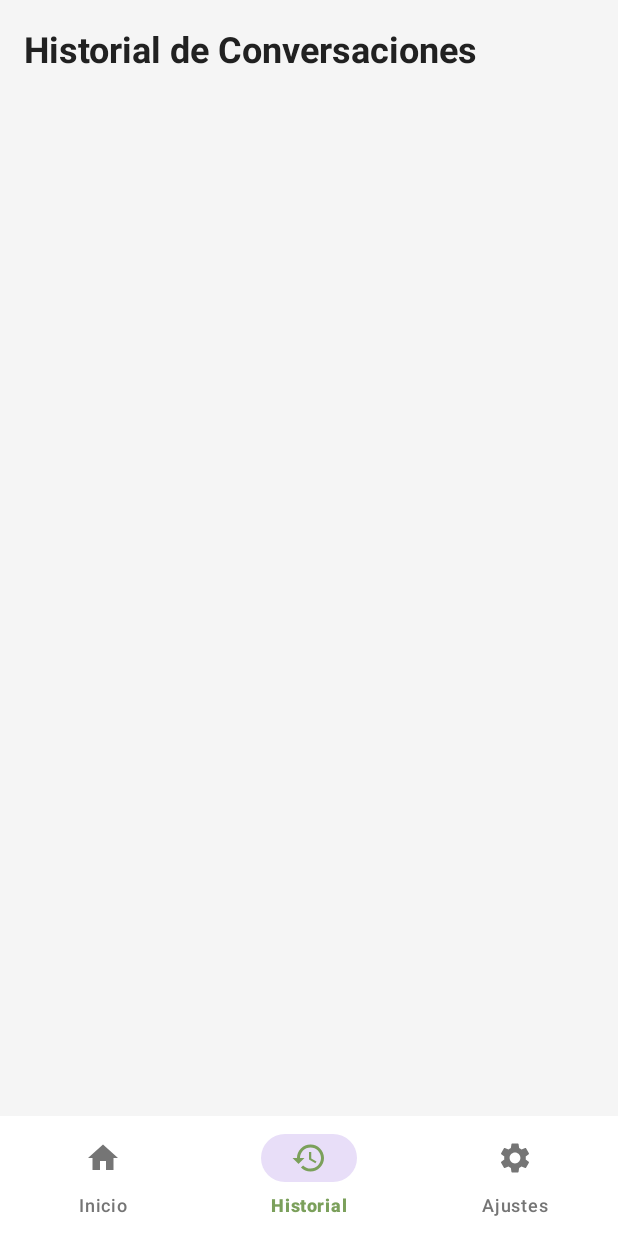
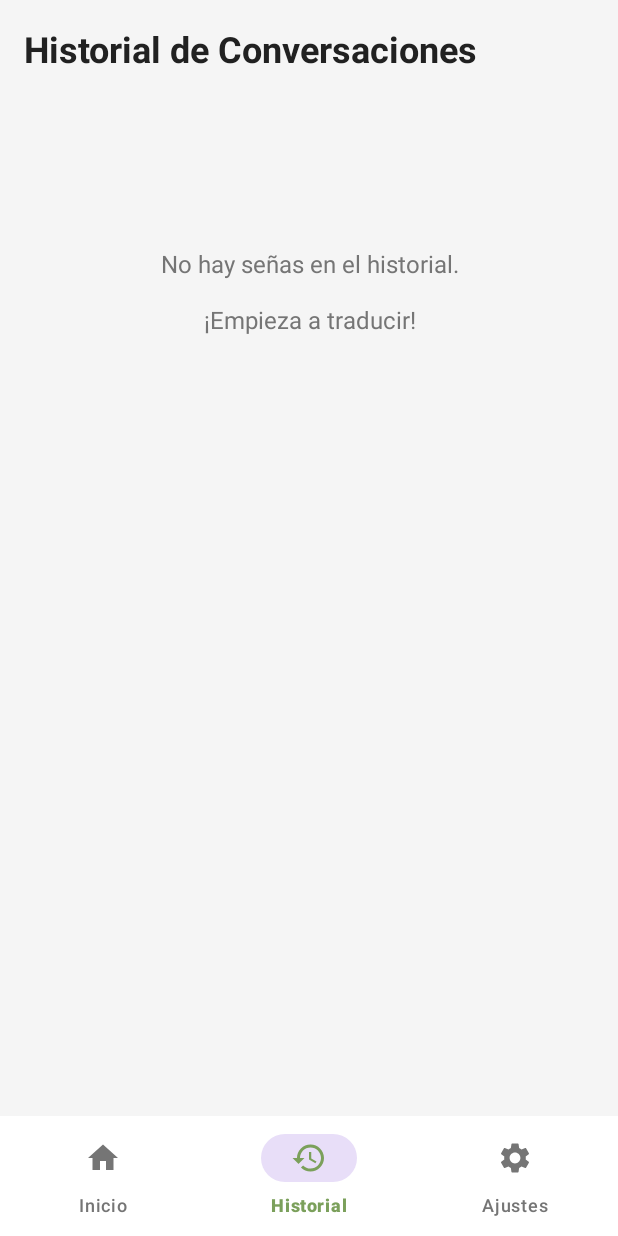
Before and after one commit to acruz6235-wq/interprete_LSM, an Android app: the screen it shows after launch (MainActivity), item 2 of the bottom bar chosen, on a phone screen of 412 x 824 dp. Run offline under Robolectric (Android 15) with nearby library versions, the light colour scheme and no system bars; our stand-ins replace Room's generated code.

Commit message:
implementacion de historial

```diff
--- /dev/null
+++ b/app/src/main/java/com/example/interpretels/adapters/HistoryAdapter.java
@@ -0,0 +1,78 @@
+package com.example.interpretels.adapters;
+
+import android.content.Context;
+import android.view.LayoutInflater;
+import android.view.View;
+import android.view.ViewGroup;
+import android.widget.TextView;
+import androidx.annotation.NonNull;
+import androidx.recyclerview.widget.RecyclerView;
+import com.example.interpretels.R;
+import com.example.interpretels.models.SignHistory;
+import java.text.SimpleDateFormat;
+import java.util.Date;
+import java.util.List;
+import java.util.Locale;
+
+public class HistoryAdapter extends RecyclerView.Adapter<HistoryAdapter.HistoryViewHolder> {
+
+    private List<SignHistory> historyList;
+    private Context context;
+    private SimpleDateFormat dateFormat;
+
+    public HistoryAdapter(Context context, List<SignHistory> historyList) {
+        this.context = context;
+        this.historyList = historyList;
+        this.dateFormat = new SimpleDateFormat("HH:mm:ss", Locale.getDefault());
+    }
+
+    @NonNull
+    @Override
+    public HistoryViewHolder onCreateViewHolder(@NonNull ViewGroup parent, int viewType) {
+        View view = LayoutInflater.from(context).inflate(R.layout.item_history, parent, false);
+        return new HistoryViewHolder(view);
+    }
+
+    @Override
+    public void onBindViewHolder(@NonNull HistoryViewHolder holder, int position) {
+        SignHistory history = historyList.get(position);
+
+        // Mostrar nombre de la seña
+        holder.tvSignName.setText(history.getSignName());
+
+        // Mostrar contador si es mayor a 1
+        if (history.getCount() > 1) {
+            holder.tvCount.setText("x" + history.getCount());
+            holder.tvCount.setVisibility(View.VISIBLE);
+        } else {
+            holder.tvCount.setVisibility(View.GONE);
+        }
+
+        // Mostrar hora
+        String time = dateFormat.format(new Date(history.getTimestamp()));
+        holder.tvTime.setText(time);
+    }
+
+    @Override
+    public int getItemCount() {
+        return historyList.size();
+    }
+
+    public void updateData(List<SignHistory> newHistory) {
+        this.historyList = newHistory;
+        notifyDataSetChanged();
+    }
+
+    static class HistoryViewHolder extends RecyclerView.ViewHolder {
+        TextView tvSignName;
+        TextView tvCount;
+        TextView tvTime;
+
+        public HistoryViewHolder(@NonNull View itemView) {
+            super(itemView);
+            tvSignName = itemView.findViewById(R.id.tvSignName);
+            tvCount = itemView.findViewById(R.id.tvCount);
+            tvTime = itemView.findViewById(R.id.tvTime);
+        }
+    }
+}
--- a/app/src/main/java/com/example/interpretels/database/AppDatabase.java
+++ b/app/src/main/java/com/example/interpretels/database/AppDatabase.java
@@ -5,13 +5,15 @@ import androidx.room.Database;
 import androidx.room.Room;
 import androidx.room.RoomDatabase;
 import com.example.interpretels.models.Sign;
+import com.example.interpretels.models.SignHistory;  // ← AGREGAR
 
-@Database(entities = {Sign.class}, version = 1, exportSchema = false)
+@Database(entities = {Sign.class, SignHistory.class}, version = 2, exportSchema = false)  // ← CAMBIAR version a 2
 public abstract class AppDatabase extends RoomDatabase {
 
     private static AppDatabase instance;
 
     public abstract SignDao signDao();
+    public abstract SignHistoryDao signHistoryDao();  // ← AGREGAR
 
     public static synchronized AppDatabase getInstance(Context context) {
         if (instance == null) {
@@ -20,6 +22,7 @@ public abstract class AppDatabase extends RoomDatabase {
                             AppDatabase.class,
                             "sign_language_database"
                     )
+                    .fallbackToDestructiveMigration()  // ← AGREGAR (borra datos al actualizar versión)
                     .allowMainThreadQueries()
                     .build();
         }
--- /dev/null
+++ b/app/src/main/java/com/example/interpretels/database/SignHistoryDao.java
@@ -0,0 +1,29 @@
+package com.example.interpretels.database;
+
+import androidx.room.Dao;
+import androidx.room.Insert;
+import androidx.room.Query;
+import com.example.interpretels.models.SignHistory;
+import java.util.List;
+
+@Dao
+public interface SignHistoryDao {
+
+    @Insert
+    void insert(SignHistory history);
+
+    @Query("SELECT * FROM sign_history ORDER BY timestamp DESC")
+    List<SignHistory> getAllHistory();
+
+    @Query("SELECT * FROM sign_history WHERE sessionId = :sessionId ORDER BY timestamp ASC")
+    List<SignHistory> getHistoryBySession(String sessionId);
+
+    @Query("SELECT DISTINCT sessionId FROM sign_history ORDER BY timestamp DESC")
+    List<String> getAllSessions();
+
+    @Query("DELETE FROM sign_history")
+    void deleteAll();
+
+    @Query("DELETE FROM sign_history WHERE sessionId = :sessionId")
+    void deleteSession(String sessionId);
+}
--- a/app/src/main/java/com/example/interpretels/fragments/HistorialFragment.java
+++ b/app/src/main/java/com/example/interpretels/fragments/HistorialFragment.java
@@ -4,12 +4,26 @@ import android.os.Bundle;
 import android.view.LayoutInflater;
 import android.view.View;
 import android.view.ViewGroup;
+import android.widget.TextView;
 import androidx.annotation.NonNull;
 import androidx.annotation.Nullable;
 import androidx.fragment.app.Fragment;
+import androidx.recyclerview.widget.LinearLayoutManager;
+import androidx.recyclerview.widget.RecyclerView;
 import com.example.interpretels.R;
+import com.example.interpretels.adapters.HistoryAdapter;
+import com.example.interpretels.database.AppDatabase;
+import com.example.interpretels.models.SignHistory;
+import com.google.android.material.button.MaterialButton;
+import java.util.ArrayList;
+import java.util.List;
 
 public class HistorialFragment extends Fragment {
+
+    private RecyclerView recyclerView;
+    private HistoryAdapter adapter;
+    private TextView tvEmpty;
+    private MaterialButton btnClear;
 
     @Nullable
     @Override
@@ -18,4 +32,65 @@ public class HistorialFragment extends Fragment {
                              @Nullable Bundle savedInstanceState) {
         return inflater.inflate(R.layout.fragment_historial, container, false);
     }
+
+    @Override
+    public void onViewCreated(@NonNull View view, @Nullable Bundle savedInstanceState) {
+        super.onViewCreated(view, savedInstanceState);
+
+        recyclerView = view.findViewById(R.id.recyclerViewHistorial);
+        tvEmpty = view.findViewById(R.id.tvEmpty);
+        btnClear = view.findViewById(R.id.btnClearHistory);
+
+        recyclerView.setLayoutManager(new LinearLayoutManager(getContext()));
+        adapter = new HistoryAdapter(getContext(), new ArrayList<>());
+        recyclerView.setAdapter(adapter);
+
+        // Botón para limpiar historial
+        btnClear.setOnClickListener(v -> clearHistory());
+
+        // Cargar historial
+        loadHistory();
+    }
+
+    @Override
+    public void onResume() {
+        super.onResume();
+        // Recargar cuando vuelve a la pantalla
+        loadHistory();
+    }
+
+    private void loadHistory() {
+        new Thread(() -> {
+            AppDatabase db = AppDatabase.getInstance(getContext());
+            List<SignHistory> history = db.signHistoryDao().getAllHistory();
+
+            if (getActivity() != null) {
+                getActivity().runOnUiThread(() -> {
+                    if (history.isEmpty()) {
+                        tvEmpty.setVisibility(View.VISIBLE);
+                        recyclerView.setVisibility(View.GONE);
+                        btnClear.setVisibility(View.GONE);
+                    } else {
+                        tvEmpty.setVisibility(View.GONE);
+                        recyclerView.setVisibility(View.VISIBLE);
+                        btnClear.setVisibility(View.VISIBLE);
+                        adapter.updateData(history);
+                    }
+                });
+            }
+        }).start();
+    }
+
+    private void clearHistory() {
+        new Thread(() -> {
+            AppDatabase db = AppDatabase.getInstance(getContext());
+            db.signHistoryDao().deleteAll();
+
+            if (getActivity() != null) {
+                getActivity().runOnUiThread(() -> {
+                    loadHistory();
+                });
+            }
+        }).start();
+    }
 }
--- /dev/null
+++ b/app/src/main/res/drawable/ic_lock.xml
@@ -0,0 +1,5 @@
+<vector xmlns:android="http://schemas.android.com/apk/res/android" android:height="24dp" android:tint="#000000" android:viewportHeight="24" android:viewportWidth="24" android:width="24dp">
+
+    <path android:fillColor="@android:color/white" android:pathData="M18,8h-1L17,6c0,-2.76 -2.24,-5 -5,-5S7,3.24 7,6v2L6,8c-1.1,0 -2,0.9 -2,2v10c0,1.1 0.9,2 2,2h12c1.1,0 2,-0.9 2,-2L20,10c0,-1.1 -0.9,-2 -2,-2zM12,17c-1.1,0 -2,-0.9 -2,-2s0.9,-2 2,-2 2,0.9 2,2 -0.9,2 -2,2zM15.1,8L8.9,8L8.9,6c0,-1.71 1.39,-3.1 3.1,-3.1 1.71,0 3.1,1.39 3.1,3.1v2z"/>
+
+</vector>
--- /dev/null
+++ b/app/src/main/res/drawable/ic_person.xml
@@ -0,0 +1,5 @@
+<vector xmlns:android="http://schemas.android.com/apk/res/android" android:height="24dp" android:tint="#000000" android:viewportHeight="24" android:viewportWidth="24" android:width="24dp">
+
+    <path android:fillColor="@android:color/white" android:pathData="M12,12c2.21,0 4,-1.79 4,-4s-1.79,-4 -4,-4 -4,1.79 -4,4 1.79,4 4,4zM12,14c-2.67,0 -8,1.34 -8,4v2h16v-2c0,-2.66 -5.33,-4 -8,-4z"/>
+
+</vector>
--- a/app/src/main/res/layout/fragment_historial.xml
+++ b/app/src/main/res/layout/fragment_historial.xml
@@ -15,9 +15,36 @@
         android:textColor="@color/text_primary"
         android:layout_marginBottom="16dp"/>
 
+    <!-- Mensaje cuando está vacío -->
+    <TextView
+        android:id="@+id/tvEmpty"
+        android:layout_width="wrap_content"
+        android:layout_height="wrap_content"
+        android:text="No hay señas en el historial.\n\n¡Empieza a traducir!"
+        android:textSize="16sp"
+        android:textColor="@color/text_secondary"
+        android:gravity="center"
+        android:layout_gravity="center"
+        android:layout_marginTop="100dp"
+        android:visibility="gone"/>
+
+    <!-- Lista de historial -->
     <androidx.recyclerview.widget.RecyclerView
         android:id="@+id/recyclerViewHistorial"
         android:layout_width="match_parent"
-        android:layout_height="match_parent"/>
+        android:layout_height="0dp"
+        android:layout_weight="1"/>
+
+    <!-- Botón para limpiar historial -->
+    <com.google.android.material.button.MaterialButton
+        android:id="@+id/btnClearHistory"
+        android:layout_width="match_parent"
+        android:layout_height="wrap_content"
+        android:text="🗑️ Limpiar Historial"
+        android:textColor="@android:color/white"
+        app:backgroundTint="#D32F2F"
+        android:layout_marginTop="16dp"
+        android:visibility="gone"
+        xmlns:app="http://schemas.android.com/apk/res-auto"/>
 
 </LinearLayout>
```
Also changed, not shown: app/src/main/java/com/example/interpretels/activities/CameraActivity.java (+65 -6 lines), app/src/main/java/com/example/interpretels/models/SignHistory.java (added, +65 -0 lines), app/src/main/res/layout/item_history.xml (added, +50 -0 lines).
